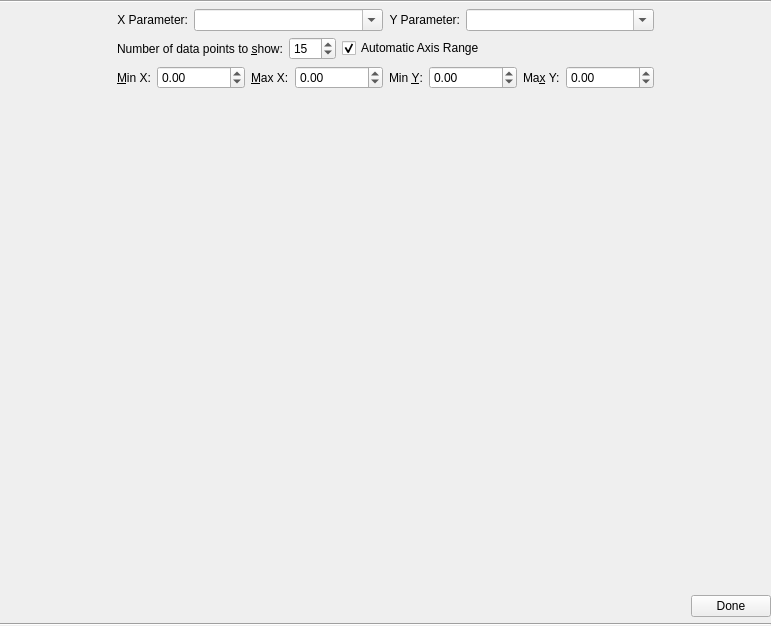
mavlink/qgroundcontrol, file src/ui/designer/QGCXYPlot.ui: the form before one commit.
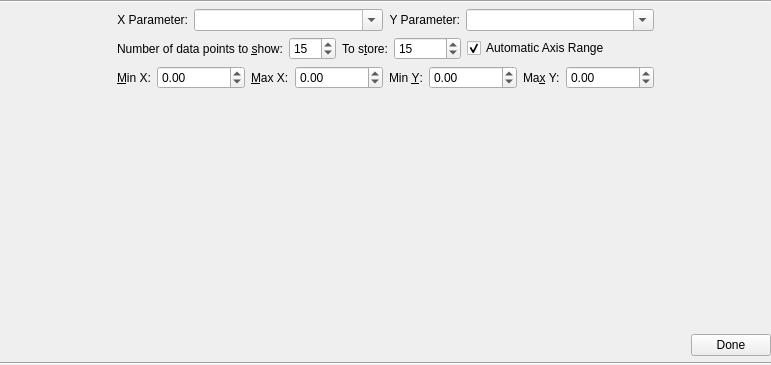
The form after the commit.

Commit message: QGCXYPlot: Seperate the number of points shown and number of points store

Diff of the .ui file:
```diff
--- a/src/ui/designer/QGCXYPlot.ui
+++ b/src/ui/designer/QGCXYPlot.ui
@@ -7,7 +7,7 @@
     <x>0</x>
     <y>0</y>
     <width>771</width>
-    <height>626</height>
+    <height>365</height>
    </rect>
   </property>
   <property name="windowTitle">
@@ -167,6 +167,29 @@
            </property>
           </widget>
          </item>
+         <item>
+          <widget class="QLabel" name="lblMaxDataStore">
+           <property name="text">
+            <string>To s&amp;tore:</string>
+           </property>
+           <property name="buddy">
+            <cstring>maxDataStoreSpinBox</cstring>
+           </property>
+          </widget>
+         </item>
+         <item>
+          <widget class="QSpinBox" name="maxDataStoreSpinBox">
+           <property name="minimum">
+            <number>10</number>
+           </property>
+           <property name="maximum">
+            <number>999999999</number>
+           </property>
+           <property name="value">
+            <number>15</number>
+           </property>
+          </widget>
+         </item>
          <item>
           <widget class="QCheckBox" name="automaticAxisRange">
            <property name="text">
```
Left out of the diff: 10 changed lines with no effect on the pictures. The commit also changes 2 other files.
